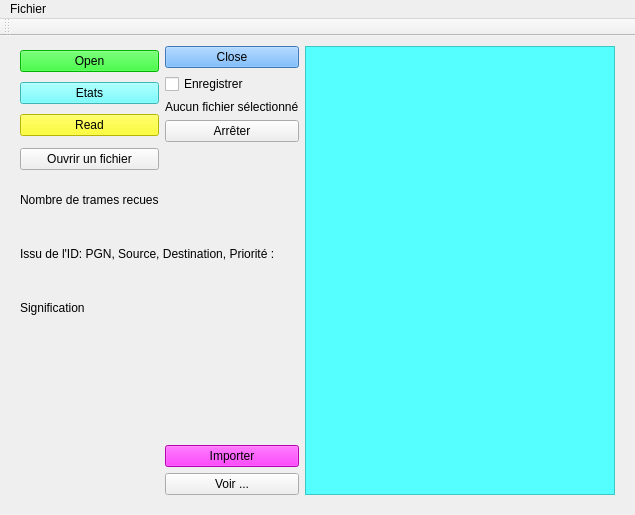
AlainMal/LaurentHuahine2, file Alain.ui: the form before one commit.
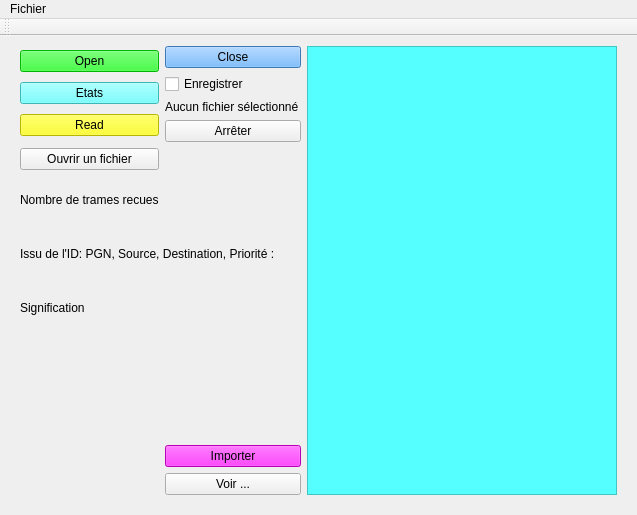
The form after the commit. Icons and pictures are not drawn.

What changed in the file:
```diff
--- a/Alain.ui
+++ b/Alain.ui
@@ -6,7 +6,7 @@
    <rect>
     <x>0</x>
     <y>0</y>
-    <width>623</width>
+    <width>637</width>
     <height>515</height>
    </rect>
   </property>
@@ -248,7 +248,7 @@
     <rect>
      <x>0</x>
      <y>0</y>
-     <width>623</width>
+     <width>637</width>
      <height>22</height>
     </rect>
    </property>
```
Left out of the diff: 1 changed line with no effect on the pictures.
